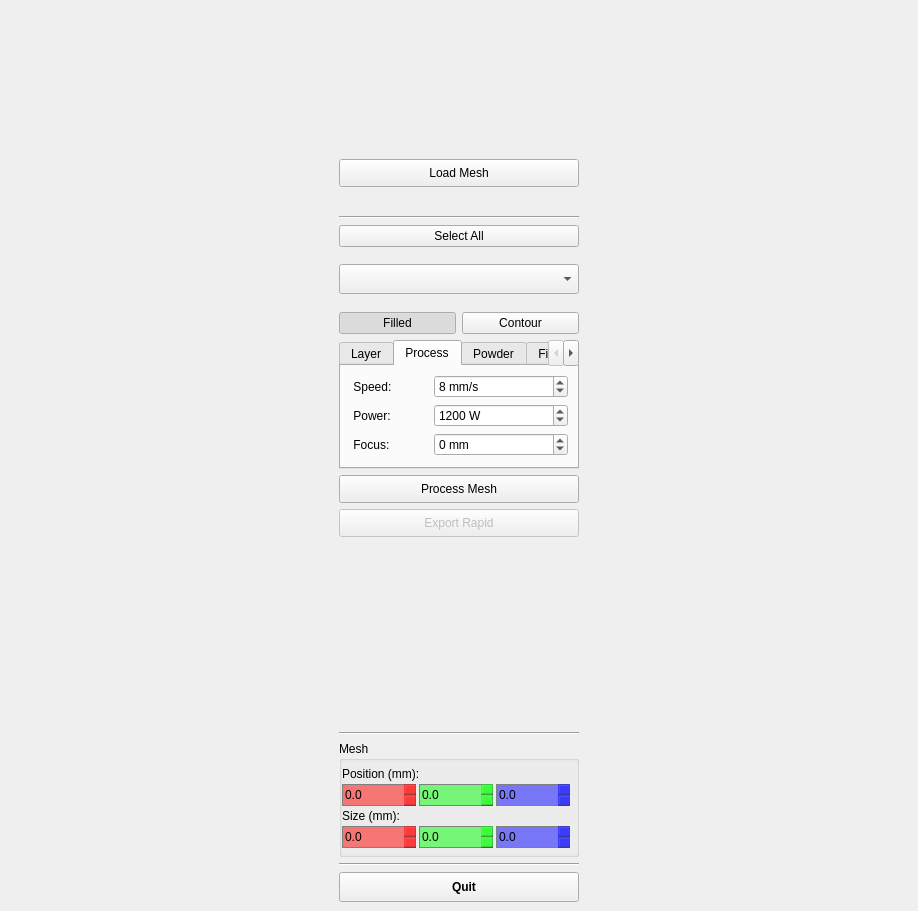
Old version of the form robpath_planning/resources/robpath.ui in the repository openlmd/robpath.
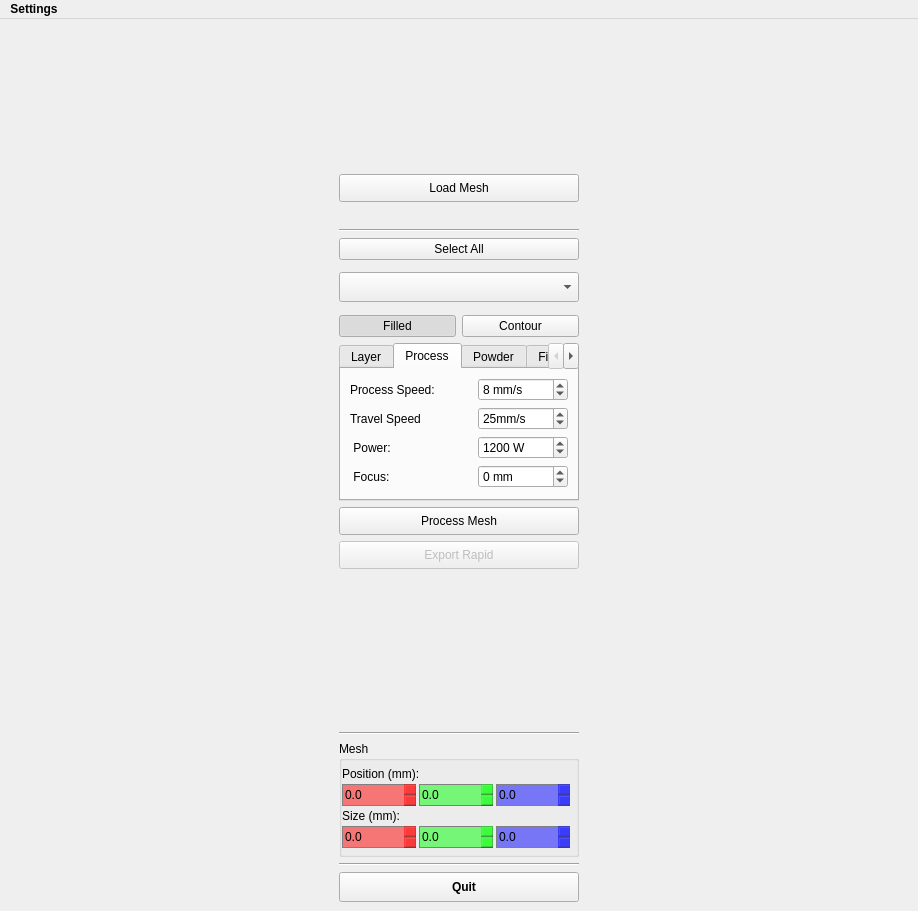
New version of the form. The open tabs and pages were chosen to show the change. Icons and pictures are not drawn.

Commit message: Load settings update

```diff
--- a/robpath_planning/resources/robpath.ui
+++ b/robpath_planning/resources/robpath.ui
@@ -783,7 +783,7 @@
            </font>
           </property>
           <property name="text">
-           <string> Speed:           </string>
+           <string>Process Speed:           </string>
           </property>
          </widget>
         </item>
@@ -815,7 +815,7 @@
           </property>
          </widget>
         </item>
-        <item row="1" column="0">
+        <item row="2" column="0">
          <widget class="QLabel" name="lblPower">
           <property name="font">
            <font>
@@ -828,7 +828,7 @@
           </property>
          </widget>
         </item>
-        <item row="1" column="1">
+        <item row="2" column="1">
          <widget class="QDoubleSpinBox" name="sbPower">
           <property name="minimumSize">
            <size>
@@ -859,14 +859,14 @@
           </property>
          </widget>
         </item>
-        <item row="2" column="0">
+        <item row="3" column="0">
          <widget class="QLabel" name="lblFocus">
           <property name="text">
            <string> Focus: </string>
           </property>
          </widget>
         </item>
-        <item row="2" column="1">
+        <item row="3" column="1">
          <widget class="QDoubleSpinBox" name="sbFocus">
           <property name="suffix">
            <string> mm</string>
@@ -882,6 +882,32 @@
           </property>
          </widget>
         </item>
+        <item row="1" column="0">
+         <widget class="QLabel" name="lblTravel">
+          <property name="text">
+           <string>Travel Speed</string>
+          </property>
+         </widget>
+        </item>
+        <item row="1" column="1">
+         <widget class="QDoubleSpinBox" name="sbTravel">
+          <property name="minimumSize">
+           <size>
+            <width>0</width>
+            <height>20</height>
+           </size>
+          </property>
+          <property name="suffix">
+           <string>mm/s</string>
+          </property>
+          <property name="decimals">
+           <number>0</number>
+          </property>
+          <property name="value">
+           <double>25.000000000000000</double>
+          </property>
+         </widget>
+        </item>
        </layout>
       </widget>
       <widget class="QWidget" name="tab_2">
@@ -1175,6 +1201,34 @@
     </item>
    </layout>
   </widget>
+  <widget class="QMenuBar" name="menuBar">
+   <property name="geometry">
+    <rect>
+     <x>0</x>
+     <y>0</y>
+     <width>918</width>
+     <height>23</height>
+    </rect>
+   </property>
+   <widget class="QMenu" name="menuSettings">
+    <property name="title">
+     <string>Settings</string>
+    </property>
+    <addaction name="actionLoadSettings"/>
+    <addaction name="actionSaveSettings"/>
+   </widget>
+   <addaction name="menuSettings"/>
+  </widget>
+  <action name="actionLoadSettings">
+   <property name="text">
+    <string>Load</string>
+   </property>
+  </action>
+  <action name="actionSaveSettings">
+   <property name="text">
+    <string>Save</string>
+   </property>
+  </action>
  </widget>
  <resources/>
  <connections/>
```
Left out of the diff: 52 changed lines with no effect on the pictures. The commit also changes 3 other files.
